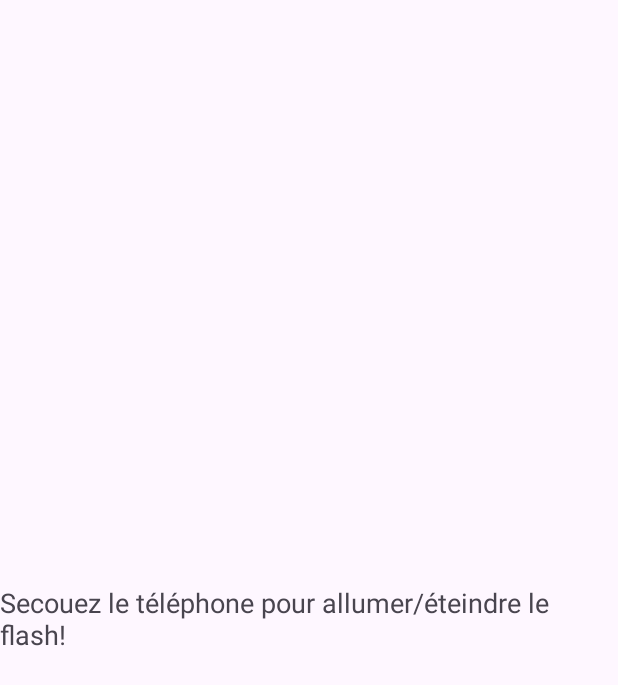
After one commit to AdaamD/CapteurApp, an Android app: the FlashActivity screen opened directly, with no data from a screen before it, on a phone screen of 412 x 824 dp. The commit adds this screen. Shown: the top 685 px of the screen. Run offline under Robolectric (Android 15) with nearby library versions, the phone set to English and light mode, and no system bars; 2 statements that could not run were skipped.

Commit message:
flash Activity non ofnctionnel

```diff
--- /dev/null
+++ b/app/src/main/java/com/example/capteurapp/FlashActivity.java
@@ -0,0 +1,108 @@
+package com.example.capteurapp;
+
+import android.content.Context;
+import android.content.pm.PackageManager;
+import android.hardware.Sensor;
+import android.hardware.SensorEvent;
+import android.hardware.SensorEventListener;
+import android.hardware.SensorManager;
+import android.hardware.camera2.CameraAccessException;
+import android.hardware.camera2.CameraManager;
+import android.os.Bundle;
+import android.widget.TextView;
+import android.widget.Toast;
+
+import androidx.appcompat.app.AppCompatActivity;
+
+import java.util.Objects;
+
+public class FlashActivity extends AppCompatActivity implements SensorEventListener {
+
+    private SensorManager sensorManager;
+    private Sensor accelerometer;
+    private boolean isFlashOn = false;
+    private float acceleration;
+    private float accelerationCurrent;
+    private float accelerationLast;
+    private static final float SHAKE_THRESHOLD = 12f;
+
+    private CameraManager cameraManager;
+    private String cameraId;
+
+    @Override
+    protected void onCreate(Bundle savedInstanceState) {
+        super.onCreate(savedInstanceState);
+        setContentView(R.layout.activity_flash);
+
+        // Vérifier si l'appareil dispose d'un flash
+        if (!getApplicationContext().getPackageManager().hasSystemFeature(PackageManager.FEATURE_CAMERA_FLASH)) {
+            Toast.makeText(this, "Votre appareil ne dispose pas de flash!", Toast.LENGTH_SHORT).show();
+            finish();
+        }
+
+        // Initialisation du capteur d'accéléromètre
+        sensorManager = (SensorManager) getSystemService(Context.SENSOR_SERVICE);
+        accelerometer = sensorManager.getDefaultSensor(Sensor.TYPE_ACCELEROMETER);
+
+        // Initialisation de la caméra pour contrôler le flash
+        cameraManager = (CameraManager) getSystemService(Context.CAMERA_SERVICE);
+        try {
+            cameraId = cameraManager.getCameraIdList()[0];
+        } catch (CameraAccessException e) {
+            e.printStackTrace();
+        }
+    }
+
+    @Override
+    protected void onResume() {
+        super.onResume();
+        // Enregistrement du SensorEventListener pour écouter les changements de l'accéléromètre
+        sensorManager.registerListener(this, accelerometer, SensorManager.SENSOR_DELAY_NORMAL);
+    }
+
+    @Override
+    protected void onPause() {
+        super.onPause();
+        // Désenregistrement du SensorEventListener lorsque l'activité est en pause
+        sensorManager.unregisterListener(this);
+    }
+
+    @Override
+    public void onSensorChanged(SensorEvent event) {
+        // Récupération de la valeur de l'accélération sur les trois axes
+        float x = event.values[0];
+        float y = event.values[1];
+        float z = event.values[2];
+        // Calcul de l'accélération linéaire
+        accelerationLast = accelerationCurrent;
+        accelerationCurrent = (float) Math.sqrt(x * x + y * y + z * z);
+        float delta = accelerationCurrent - accelerationLast;
+        acceleration = acceleration * 0.9f + delta;
+        // Si le seuil de secousse est dépassé, basculer l'état du flash
+        if (acceleration > SHAKE_THRESHOLD) {
+            Toast.makeText(this, "Secousse détectée!", Toast.LENGTH_SHORT).show();
+            toggleFlashlight();
+        }
+    }
+
+    @Override
+    public void onAccuracyChanged(Sensor sensor, int accuracy) {
+        // Méthode non utilisée dans cette implémentation
+    }
+
+    private void toggleFlashlight() {
+        try {
+            if (isFlashOn) {
+                // Éteindre le flash
+                cameraManager.setTorchMode(cameraId, false);
+                isFlashOn = false;
+            } else {
+                // Allumer le flash
+                cameraManager.setTorchMode(cameraId, true);
+                isFlashOn = true;
+            }
+        } catch (CameraAccessException e) {
+            e.printStackTrace();
+        }
+    }
+}
--- /dev/null
+++ b/app/src/main/res/layout/activity_flash.xml
@@ -0,0 +1,20 @@
+<?xml version="1.0" encoding="utf-8"?>
+<androidx.constraintlayout.widget.ConstraintLayout xmlns:android="http://schemas.android.com/apk/res/android"
+    xmlns:app="http://schemas.android.com/apk/res-auto"
+    xmlns:tools="http://schemas.android.com/tools"
+    android:layout_width="match_parent"
+    android:layout_height="match_parent">
+
+    <TextView
+        android:id="@+id/instructionTextView"
+        android:layout_width="wrap_content"
+        android:layout_height="wrap_content"
+        android:text="Secouez le téléphone pour allumer/éteindre le flash!"
+        android:textSize="18sp"
+        app:layout_constraintBottom_toBottomOf="parent"
+        app:layout_constraintLeft_toLeftOf="parent"
+        app:layout_constraintRight_toRightOf="parent"
+        app:layout_constraintTop_toTopOf="parent"
+        tools:ignore="HardcodedText" />
+
+</androidx.constraintlayout.widget.ConstraintLayout>
```
Also changed, not shown: app/src/main/AndroidManifest.xml (+13 -8 lines), app/src/main/java/com/example/capteurapp/MainActivity.java (+11 -0 lines), app/src/main/res/layout/activity_main.xml (+8 -0 lines).
